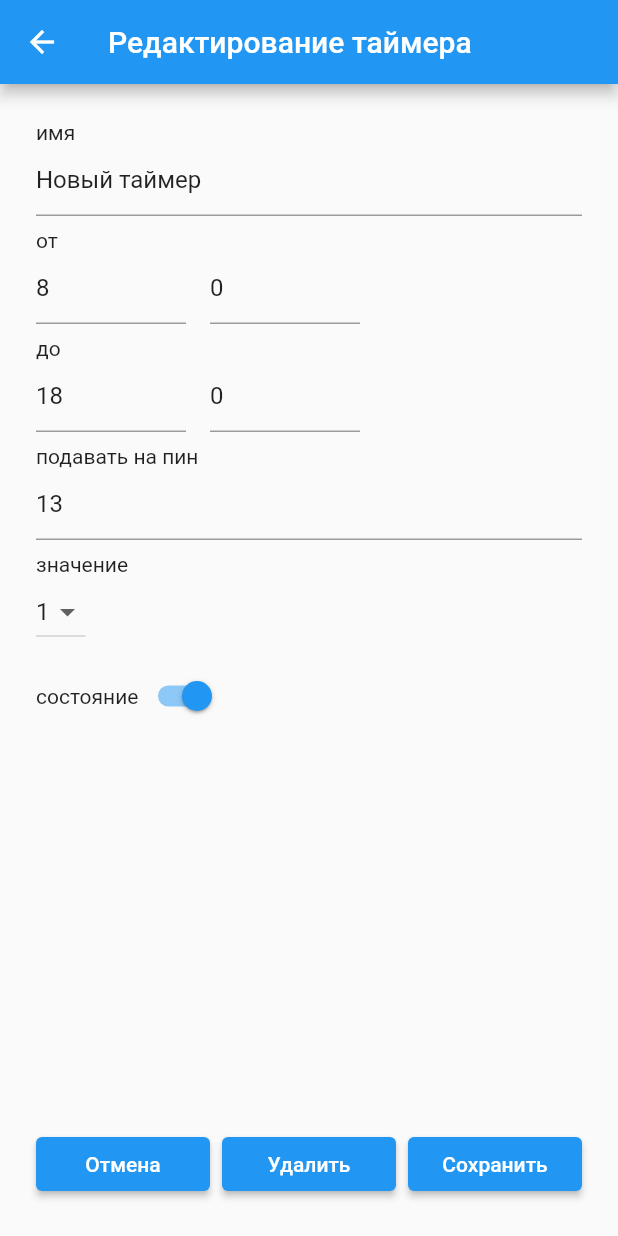
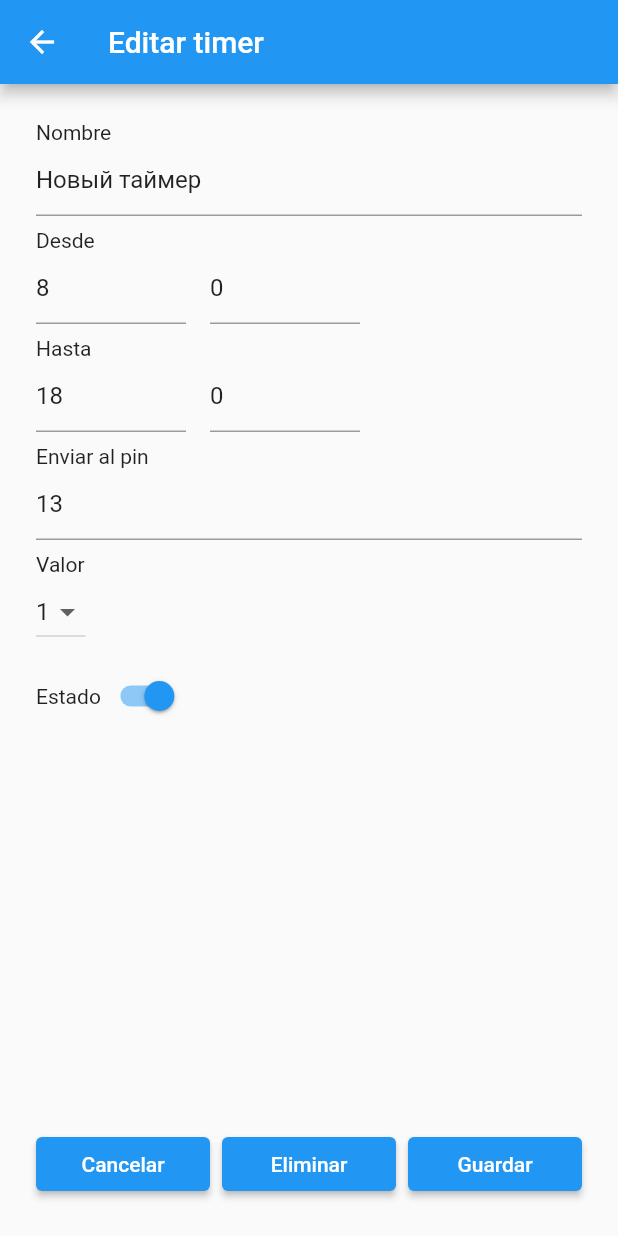
Before and after one commit to mishkov/Arduino_timer, a Flutter app: the TimersScreen screen opened by its route, after a tap on the "add" icon, on a phone screen of 412 x 824 dp. Run offline on Flutter 3.47's test engine with Material 2 defaults, Android fonts, the phone set to English and light mode, and no system bars; our stand-ins replace flutter_bloc, flutter_bluetooth_serial, sqflite; accounts and stored records are empty.

Commit message:
Translate app

```diff
--- a/arduino_timer/lib/home_page/available_device.dart
+++ b/arduino_timer/lib/home_page/available_device.dart
@@ -19,7 +19,7 @@ class AvailableDevice extends StatelessWidget {
         subtitle: Text(device.name != null ? device.address : ''),
         trailing: TextButton(
           onPressed: device.isConnected ? null : onConnect,
-          child: Text(device.isConnected ? 'Подключено' : 'Подключиться'),
+          child: Text(device.isConnected ? 'Conectado' : 'Conectar'),
         ),
       ),
     );
--- a/arduino_timer/lib/home_page/connection_dashboard.dart
+++ b/arduino_timer/lib/home_page/connection_dashboard.dart
@@ -21,7 +21,7 @@ class ConnectionDashboard extends StatelessWidget {
               onPressed: state.connectedDevice != null
                   ? connectionProvider.disconnect
                   : null,
-              child: const Text('Отключиться'),
+              child: const Text('Desconectar'),
             );
           },
         ),
@@ -41,7 +41,7 @@ class ConnectionDashboard extends StatelessWidget {
             );
             connectionProvider.stopScan();
           },
-          child: const Text('Сканировать'),
+          child: const Text('Escanear'),
         ),
       ],
     );
--- a/arduino_timer/lib/home_page/home_page.dart
+++ b/arduino_timer/lib/home_page/home_page.dart
@@ -20,7 +20,7 @@ class _HomePageState extends State<HomePage> {
   Widget build(BuildContext context) {
     return Scaffold(
       appBar: AppBar(
-        title: const Text('Ардуино Таймер'),
+        title: const Text('Arduino Timer'),
         bottom: const PreferredSize(
           preferredSize: Size.fromHeight(30.0),
           child: StatusBar(),
@@ -61,7 +61,7 @@ class _HomePageState extends State<HomePage> {
                                   );
                                 }
                               : null,
-                          child: const Text('Таймеры'),
+                          child: const Text('Timers'),
                         ),
                         const SizedBox(height: 16),
                         ElevatedButton(
@@ -83,7 +83,7 @@ class _HomePageState extends State<HomePage> {
                                   bluetooth.sendTimers(timers);
                                 }
                               : null,
-                          child: const Text('Синхронизировать'),
+                          child: const Text('Sincronizar'),
                         ),
                         const SizedBox(height: 180),
                       ],
--- a/arduino_timer/lib/home_page/scanning_dialog.dart
+++ b/arduino_timer/lib/home_page/scanning_dialog.dart
@@ -26,7 +26,7 @@ class ScanningDialog extends StatelessWidget {
               Padding(
                 padding: const EdgeInsets.all(8.0),
                 child: Text(
-                  state.isScanning ? 'Поиск...' : 'Обнаружено',
+                  state.isScanning ? 'Busqueda...' : 'Encontrado',
                   style: const TextStyle(
                     fontSize: 24,
                   ),
@@ -85,7 +85,7 @@ class ScanningDialog extends StatelessWidget {
                         },
                       ),
                     )
-                  : const Text('Устройств не обнуружено'),
+                  : const Text('Equipos no encontrado'),
             ],
           );
         }),
@@ -97,7 +97,7 @@ class ScanningDialog extends StatelessWidget {
               onPressed: () {
                 Navigator.pop(context);
               },
-              child: const Text('отмена'),
+              child: const Text('Cancelar'),
             ),
           ),
         )
--- a/arduino_timer/lib/home_page/status_bar.dart
+++ b/arduino_timer/lib/home_page/status_bar.dart
@@ -17,18 +17,18 @@ class StatusBar extends StatelessWidget {
           builder: (context, state) {
             String message;
             if (state.status == BluetoothConnectionStatus.unknown) {
-              message = 'Состояние соединения незивестно';
+              message = 'Estado de conexion desconocido';
             } else if (state.status == BluetoothConnectionStatus.connected) {
               message =
-                  'Подключено к ${state.connectedDevice!.name ?? state.connectedDevice!.address}';
+                  'Conectado con ${state.connectedDevice!.name ?? state.connectedDevice!.address}';
             } else if (state.status == BluetoothConnectionStatus.done) {
-              message = 'Соединение завершено';
+              message = 'Conexion terminada';
             } else if (state.status == BluetoothConnectionStatus.finished) {
-              message = 'Соединение закончилось';
+              message = 'Conexion terminada';
             } else if (state.status == BluetoothConnectionStatus.error) {
-              message = 'Произошла ошибка';
+              message = 'Sucedio un error';
             } else {
-              message = 'Неопределенное состояние';
+              message = 'Estado desconocido';
             }
 
             return Text(
--- a/arduino_timer/lib/timers/timer_details_screen.dart
+++ b/arduino_timer/lib/timers/timer_details_screen.dart
@@ -53,16 +53,16 @@ class _TimerDetailsScreenState extends State<TimerDetailsScreen> {
   @override
   Widget build(BuildContext context) {
     return Scaffold(
-      appBar: AppBar(title: const Text('Редактирование таймера')),
+      appBar: AppBar(title: const Text('Editar timer')),
       body: Padding(
         padding: const EdgeInsets.all(24),
         child: Column(
           crossAxisAlignment: CrossAxisAlignment.start,
           children: [
-            const Text('имя'),
+            const Text('Nombre'),
             TextField(controller: nameController),
             const SizedBox(height: 8),
-            const Text('от'),
+            const Text('Desde'),
             Row(
               children: [
                 SizedBox(
@@ -85,7 +85,7 @@ class _TimerDetailsScreenState extends State<TimerDetailsScreen> {
               ],
             ),
             const SizedBox(height: 8),
-            const Text('до'),
+            const Text('Hasta'),
             Row(
               children: [
                 SizedBox(
@@ -108,14 +108,14 @@ class _TimerDetailsScreenState extends State<TimerDetailsScreen> {
               ],
             ),
             const SizedBox(height: 8),
-            const Text('подавать на пин'),
+            const Text('Enviar al pin'),
             TextField(
               keyboardType: TextInputType.number,
               inputFormatters: [FilteringTextInputFormatter.digitsOnly],
               controller: pinController,
             ),
             const SizedBox(height: 8),
-            const Text('значение'),
+            const Text('Valor'),
             DropdownButton<int>(
               value: timerPinValue,
               items: List.generate(2, (index) {
@@ -133,7 +133,7 @@ class _TimerDetailsScreenState extends State<TimerDetailsScreen> {
             const SizedBox(height: 8),
             Row(
               children: [
-                const Text('состояние'),
+                const Text('Estado'),
                 Switch(
                   value: isTimerActive,
                   onChanged: (value) {
@@ -152,7 +152,7 @@ class _TimerDetailsScreenState extends State<TimerDetailsScreen> {
                     onPressed: () {
                       Navigator.pop(context);
                     },
-                    child: const Text('Отмена'),
+                    child: const Text('Cancelar'),
                   ),
                 ),
                 const SizedBox(width: 8),
@@ -162,7 +162,7 @@ class _TimerDetailsScreenState extends State<TimerDetailsScreen> {
                       Database.instance.deleteTimer(widget.timer.id);
                       Navigator.pop(context);
                     },
-                    child: const Text('Удалить'),
+                    child: const Text('Eliminar'),
                   ),
                 ),
                 const SizedBox(width: 8),
@@ -184,7 +184,7 @@ class _TimerDetailsScreenState extends State<TimerDetailsScreen> {
                         );
                       } catch (e) {
                         const snackBar = SnackBar(
-                          content: Text('неверный формат данных'),
+                          content: Text('Formato de datos incorrecto'),
                         );
                         ScaffoldMessenger.of(context).showSnackBar(snackBar);
                       }
@@ -199,7 +199,7 @@ class _TimerDetailsScreenState extends State<TimerDetailsScreen> {
                         Navigator.pop(context);
                       }
                     },
-                    child: const Text('Сохранить'),
+                    child: const Text('Guardar'),
                   ),
                 ),
               ],
--- a/arduino_timer/lib/timers/timers_screen.dart
+++ b/arduino_timer/lib/timers/timers_screen.dart
@@ -21,7 +21,7 @@ class _TimersScreenState extends State<TimersScreen> {
   Widget build(BuildContext context) {
     return Scaffold(
       appBar: AppBar(
-        title: const Text('Таймеры'),
+        title: const Text('Timers'),
       ),
       body: Padding(
         padding: const EdgeInsets.all(8),
```
